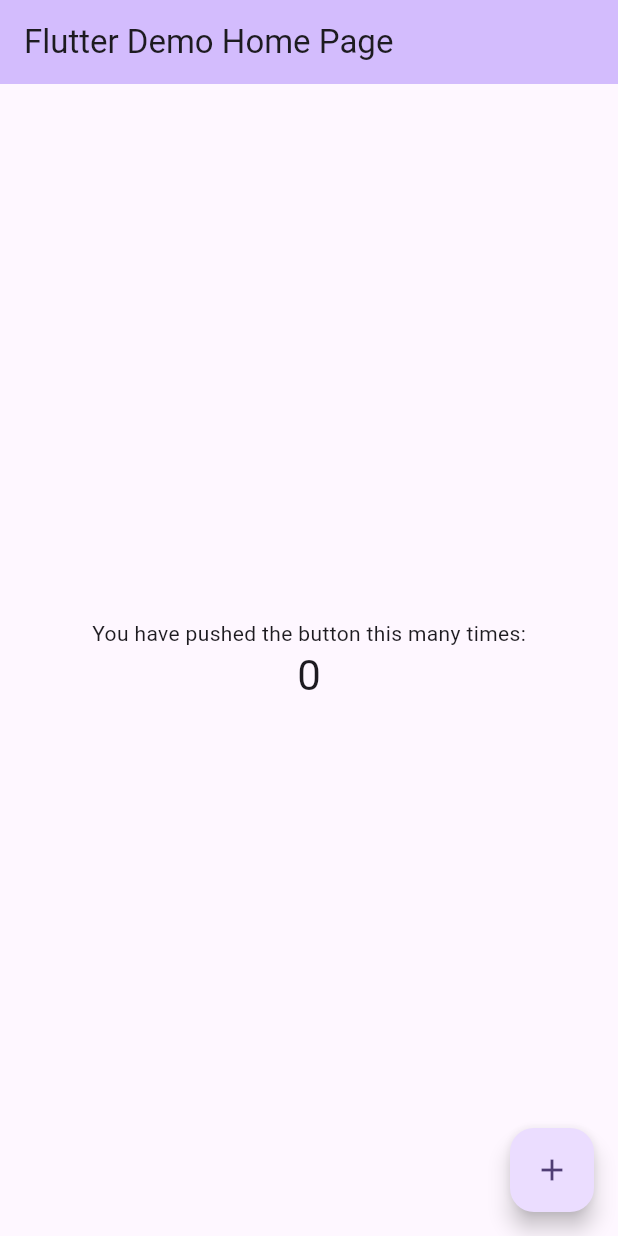
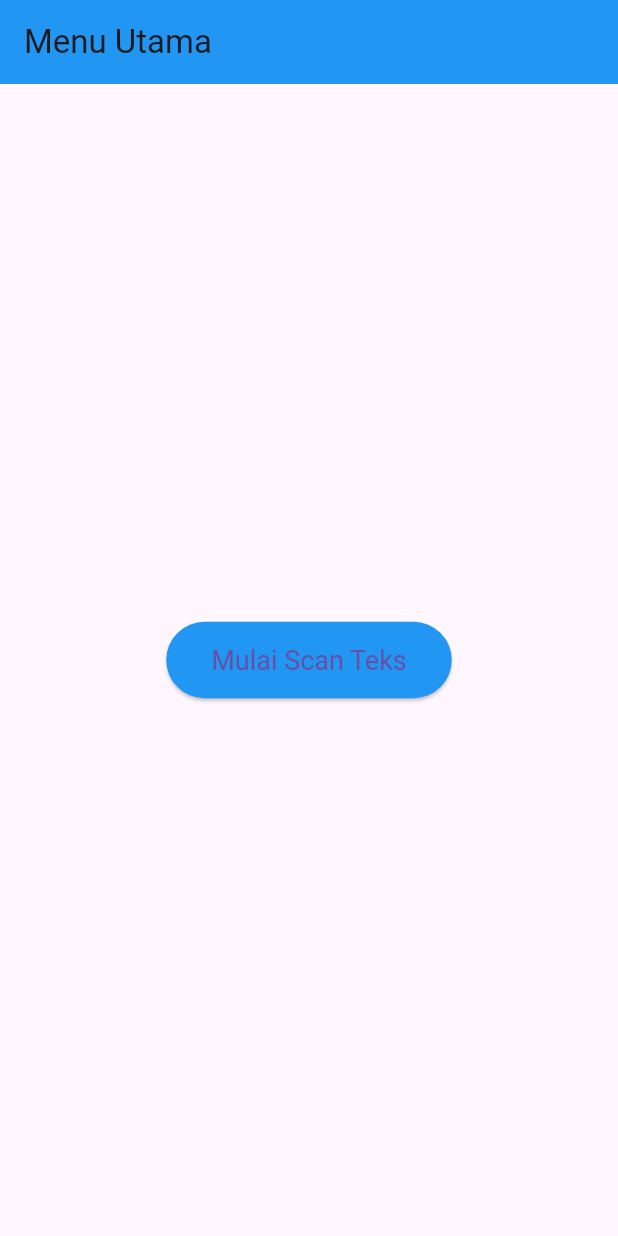
Before and after one commit to deanissa/ocr_sederhana, a Flutter app: the screen it shows after launch, on a phone screen of 412 x 824 dp. Run offline on Flutter 3.47's test engine with Material 3 defaults, Android fonts, the phone set to English and light mode, and no system bars; our stand-ins replace camera; missing offline and left inert: google_mlkit_text_recognition.

Commit message:
memperbaiki pubspec.yaml - dan menambah folder screen beserta file-filenya

```diff
--- a/lib/main.dart
+++ b/lib/main.dart
@@ -1,4 +1,5 @@
 import 'package:flutter/material.dart';
+import 'screens/splash_screen.dart';
 
 void main() {
 runApp(const MyApp());
@@ -7,116 +8,13 @@ void main() {
  class MyApp extends StatelessWidget {
  const MyApp({super.key});
 
-  // This widget is the root of your application.
  @override
  Widget build(BuildContext context) {
  return MaterialApp(
-      title: 'Flutter Demo',
-      theme: ThemeData(
-        // This is the theme of your application.
-        //
-        // TRY THIS: Try running your application with "flutter run". You'll see
-        // the application has a purple toolbar. Then, without quitting the app,
-        // try changing the seedColor in the colorScheme below to Colors.green
-        // and then invoke "hot reload" (save your changes or press the "hot
-        // reload" button in a Flutter-supported IDE, or press "r" if you used
-        // the command line to start the app).
-        //
-        // Notice that the counter didn't reset back to zero; the application
-        // state is not lost during the reload. To reset the state, use hot
-        // restart instead.
-        //
-        // This works for code too, not just values: Most code changes can be
-        // tested with just a hot reload.
-        colorScheme: ColorScheme.fromSeed(seedColor: Colors.deepPurple),
-      ),
-      home: const MyHomePage(title: 'Flutter Demo Home Page'),
+ title: 'OCR Sederhana',
+ theme: ThemeData(primarySwatch: Colors.blue),
+ home: const SplashScreen(),
+ debugShowCheckedModeBanner: false,
  );
  }
  }
-
-class MyHomePage extends StatefulWidget {
-  const MyHomePage({super.key, required this.title});
-
-  // This widget is the home page of your application. It is stateful, meaning
-  // that it has a State object (defined below) that contains fields that affect
-  // how it looks.
-
-  // This class is the configuration for the state. It holds the values (in this
-  // case the title) provided by the parent (in this case the App widget) and
-  // used by the build method of the State. Fields in a Widget subclass are
-  // always marked "final".
-
-  final String title;
-
-  @override
-  State<MyHomePage> createState() => _MyHomePageState();
-}
-
-class _MyHomePageState extends State<MyHomePage> {
-  int _counter = 0;
-
-  void _incrementCounter() {
-    setState(() {
-      // This call to setState tells the Flutter framework that something has
-      // changed in this State, which causes it to rerun the build method below
-      // so that the display can reflect the updated values. If we changed
-      // _counter without calling setState(), then the build method would not be
-      // called again, and so nothing would appear to happen.
-      _counter++;
-    });
-  }
-
-  @override
-  Widget build(BuildContext context) {
-    // This method is rerun every time setState is called, for instance as done
-    // by the _incrementCounter method above.
-    //
-    // The Flutter framework has been optimized to make rerunning build methods
-    // fast, so that you can just rebuild anything that needs updating rather
-    // than having to individually change instances of widgets.
-    return Scaffold(
-      appBar: AppBar(
-        // TRY THIS: Try changing the color here to a specific color (to
-        // Colors.amber, perhaps?) and trigger a hot reload to see the AppBar
-        // change color while the other colors stay the same.
-        backgroundColor: Theme.of(context).colorScheme.inversePrimary,
-        // Here we take the value from the MyHomePage object that was created by
-        // the App.build method, and use it to set our appbar title.
-        title: Text(widget.title),
-      ),
-      body: Center(
-        // Center is a layout widget. It takes a single child and positions it
-        // in the middle of the parent.
-        child: Column(
-          // Column is also a layout widget. It takes a list of children and
-          // arranges them vertically. By default, it sizes itself to fit its
-          // children horizontally, and tries to be as tall as its parent.
-          //
-          // Column has various properties to control how it sizes itself and
-          // how it positions its children. Here we use mainAxisAlignment to
-          // center the children vertically; the main axis here is the vertical
-          // axis because Columns are vertical (the cross axis would be
-          // horizontal).
-          //
-          // TRY THIS: Invoke "debug painting" (choose the "Toggle Debug Paint"
-          // action in the IDE, or press "p" in the console), to see the
-          // wireframe for each widget.
-          mainAxisAlignment: MainAxisAlignment.center,
-          children: <Widget>[
-            const Text('You have pushed the button this many times:'),
-            Text(
-              '$_counter',
-              style: Theme.of(context).textTheme.headlineMedium,
-            ),
-          ],
-        ),
-      ),
-      floatingActionButton: FloatingActionButton(
-        onPressed: _incrementCounter,
-        tooltip: 'Increment',
-        child: const Icon(Icons.add),
-      ), // This trailing comma makes auto-formatting nicer for build methods.
-    );
-  }
-}
--- /dev/null
+++ b/lib/screens/home_screen.dart
@@ -0,0 +1,32 @@
+import 'package:flutter/material.dart';
+import 'scan_screen.dart';
+
+class HomeScreen extends StatelessWidget {
+  const HomeScreen({super.key});
+
+  @override
+  Widget build(BuildContext context) {
+    return Scaffold(
+      appBar: AppBar(
+        title: const Text('Menu Utama'),
+        backgroundColor: Colors.blue,
+      ),
+      body: Center(
+        child: ElevatedButton(
+          onPressed: () {
+            Navigator.push(
+              context,
+              MaterialPageRoute(builder: (_) => const ScanScreen()),
+            );
+          },
+          style: ElevatedButton.styleFrom(
+            backgroundColor: Colors.blue,
+            padding: const EdgeInsets.symmetric(horizontal: 30, vertical: 15),
+            textStyle: const TextStyle(fontSize: 18),
+          ),
+          child: const Text('Mulai Scan Teks'),
+        ),
+      ),
+    );
+  }
+}
```
Also changed, not shown: lib/screens/result_screen.dart (added, +31 -0 lines), lib/screens/scan_screen.dart (added, +133 -0 lines), lib/screens/splash_screen.dart (added, +47 -0 lines), pubspec.yaml (+6 -3 lines), pubspec.lock, 2 other files. Lines whose indentation alone changed are shown as unchanged.
